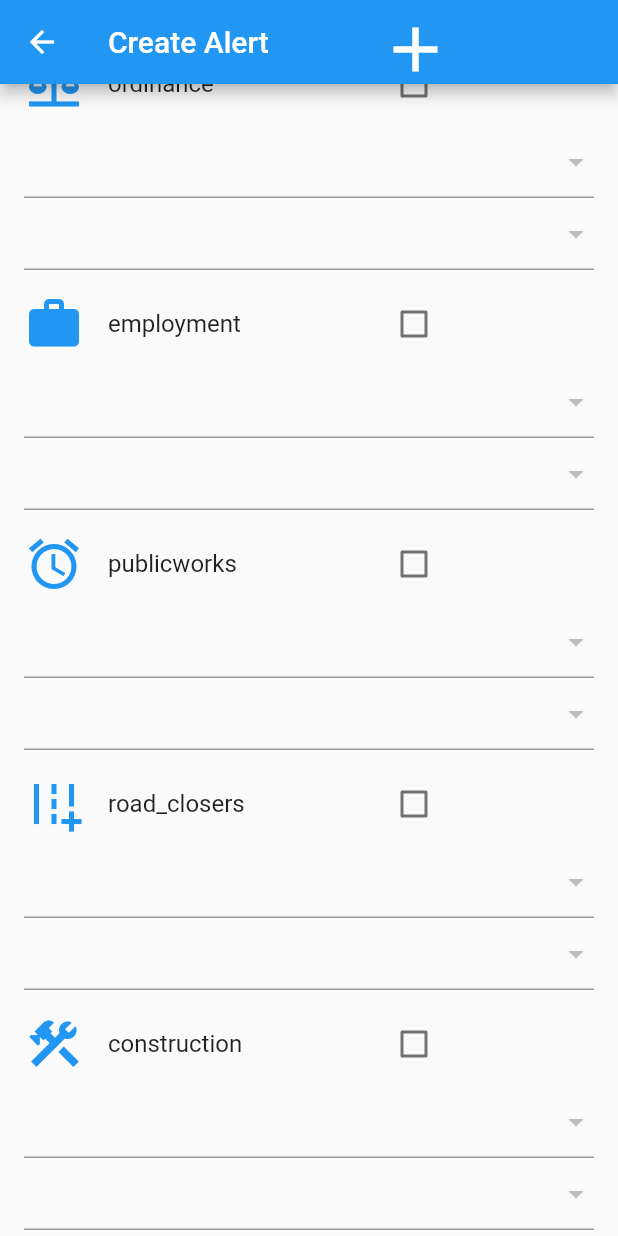
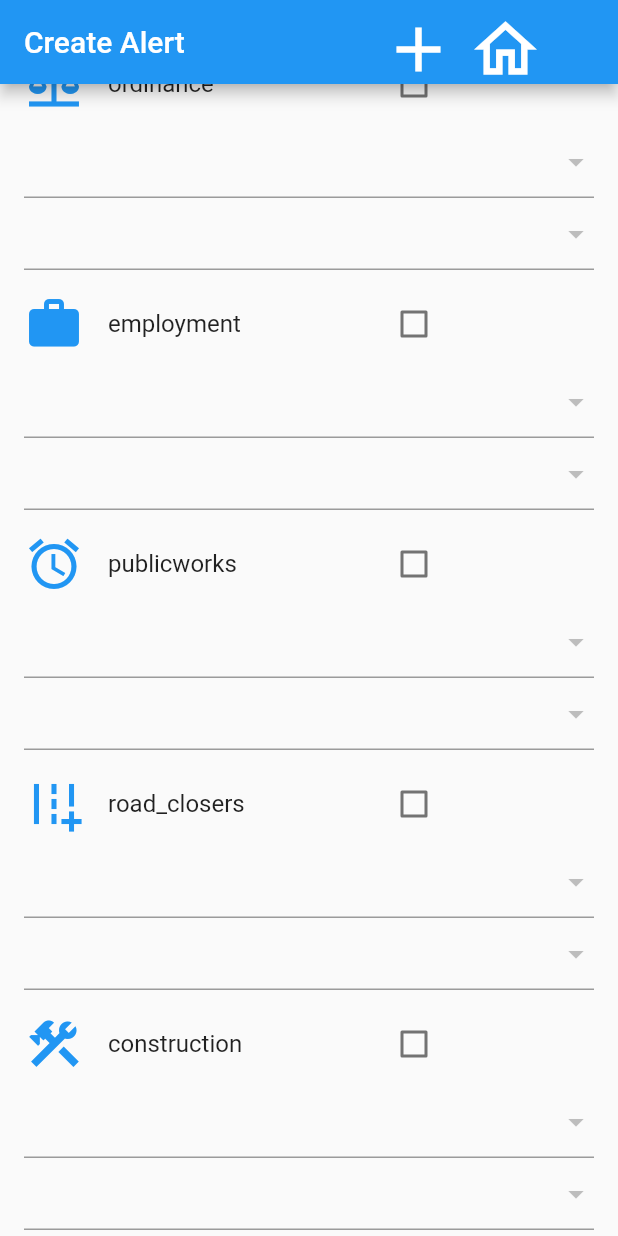
Before and after one commit to billp72/municipalMessaging, a Flutter app: the CreateAlert screen opened directly, scrolled down 512 dp, after a tap on the "add" icon, on a phone screen of 412 x 824 dp. Run offline on Flutter 3.47's test engine with Material 2 defaults, Android fonts, the phone set to English and light mode, and no system bars; our stand-ins replace cloud_firestore, cloud_functions, firebase_auth, firebase_core, responsive_grid, shared_preferences; accounts and stored records are empty; network calls fail.

Commit message:
addAlerts functionality added

```diff
--- a/lib/navigation/screens/createAlert.dart
+++ b/lib/navigation/screens/createAlert.dart
@@ -1,11 +1,10 @@
-//import 'package:cloud_functions/cloud_functions.dart';
+import 'package:cloud_functions/cloud_functions.dart';
 //import 'package:firebase_auth/firebase_auth.dart';
-// ignore_for_file: avoid_print
-
 import 'package:flutter/material.dart';
 //import 'package:shared_preferences/shared_preferences.dart';
-//import '../../getUserFromPreference.dart';
+import '../../getUserFromPreference.dart';
 import '../flexList/listAlert.dart';
+//import 'package:intl/intl.dart';
 
 class CreateAlert extends StatefulWidget {
   const CreateAlert({Key? key, required this.title}) : super(key: key);
@@ -17,23 +16,31 @@ class CreateAlert extends StatefulWidget {
 }
 
 class _MyHomePageState extends State<CreateAlert> {
-  // final state = LocalState();
-  // final HttpsCallable callable =
-  //     FirebaseFunctions.instance.httpsCallable('getUserAlerts');
-  // dynamic _username;
+  final state = LocalState();
+  final HttpsCallable callable =
+      FirebaseFunctions.instance.httpsCallable('addAlerts');
+  dynamic _username;
   final GlobalKey<FormState> _formKey = GlobalKey<FormState>();
 
   final List<Map<String, dynamic>> submittedValues = [];
 
-  void _submitForm() {
+  void _submitForm() async {
     if (_formKey.currentState!.validate()) {
-      print(submittedValues);
+      final resp =
+          await callable.call(<String, dynamic>{'data': submittedValues});
+      final data = resp.data;
+      //print(submittedValues);
     }
   }
 
-  void _captureSubmitted(val) {
+  void _captureSubmitted(val) async {
     if (val.containsKey("frequency") && val.containsKey("delivery")) {
-      val["uid"] = "2eger45er";
+      //final DateTime now = DateTime.now();
+      // final DateFormat formatter = DateFormat('dd-mm-yyyy');
+      // final String formatted = formatter.format(now);
+      _username = await state.getMap("USER");
+      val["uid"] = _username["uid"];
+      val["date"] = '04/16/2023';
       submittedValues.add(val);
     } else if (submittedValues.isNotEmpty) {
       List<Map<String, dynamic>> copyOfList = List.from(submittedValues);
@@ -64,37 +71,36 @@ class _MyHomePageState extends State<CreateAlert> {
   ];
 
   Future _loadUserInfo() async {
-    // _username = await state.getMap("USER");
-    // final resp =
-    //     await callable.call(<String, dynamic>{'uid': _username['uid']});
-    // final data = resp.data;
     final items = List<ListItem>.generate(
         data1.length, (i) => _formatListTypes(i, data1));
 
     return items;
   }
 
-  // void _handleLogout() async {
-  //   Navigator.pushReplacementNamed(context, '/home');
-  // }
+  void _handleLogout() async {
+    Navigator.pushReplacementNamed(context, '/home');
+  }
 
   @override
   Widget build(BuildContext context) {
     return Scaffold(
         appBar: AppBar(
+          automaticallyImplyLeading: false,
           actions: [
-            // IconButton(
-            //   onPressed: () {
-            //     _handleLogout();
-            //   },
-            //   icon: const Icon(Icons.home_outlined, size: 50.0),
-            // ),
             Padding(
-                padding: const EdgeInsets.fromLTRB(0, 0, 120.0, 0),
+                padding: const EdgeInsets.fromLTRB(0, 0, 10.0, 0),
                 child: IconButton(
                   icon: const Icon(Icons.add, size: 50.0),
                   onPressed: _submitForm,
-                ))
+                )),
+            Padding(
+                padding: const EdgeInsets.fromLTRB(0, 0, 60.0, 0),
+                child: IconButton(
+                  onPressed: () {
+                    _handleLogout();
+                  },
+                  icon: const Icon(Icons.home_outlined, size: 50.0),
+                )),
           ],
           title: const Text("Create Alert"),
         ),
--- a/lib/navigation/screens/home.dart
+++ b/lib/navigation/screens/home.dart
@@ -25,7 +25,7 @@ class _MyHomePageState extends State<MyHomePage> {
   _formatListTypes(int i, data) {
     DateTime? myDate;
     try {
-      myDate = data[i]["date"].toDate();
+      myDate = data[i]["date"]; //.toDate();
     } catch (e) {
       // ignore: avoid_print
       myDate = DateTime.now();
```
